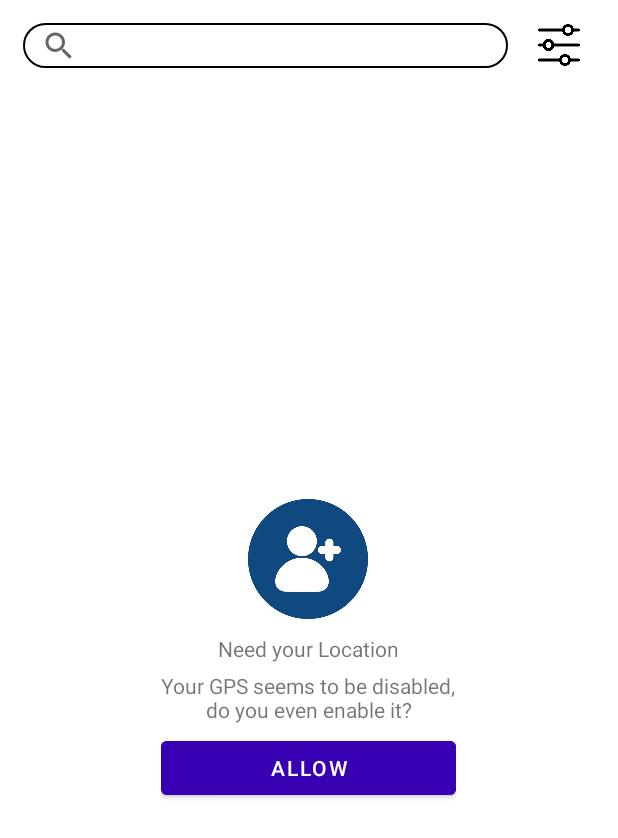
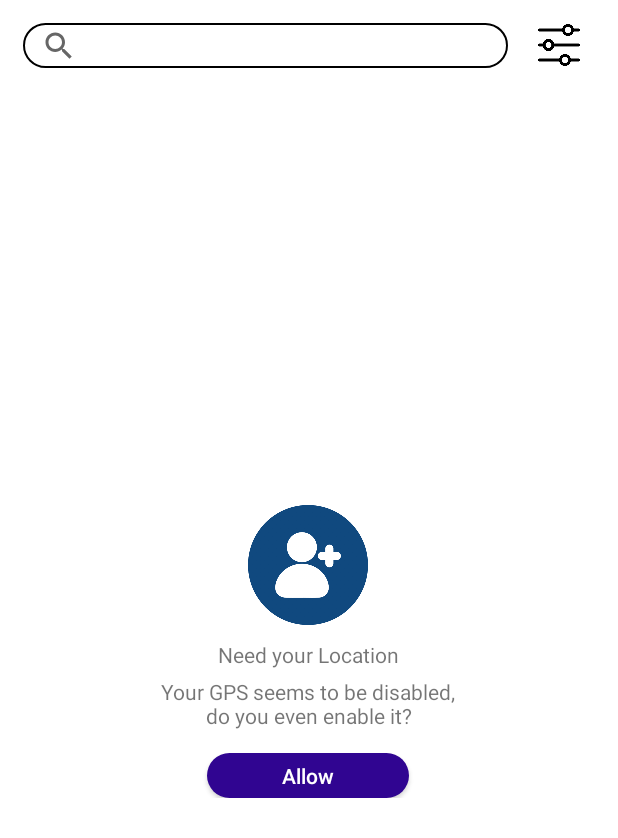
Before and after one commit to YashSingh25/Netclan-Explorer-App, an Android app: the layout request_location_permission_layout.xml on its own in the app's theme, with its tools: preview values and no code run, on a phone screen of 412 x 824 dp. Shown: the top 838 px of the screen. Run offline under Robolectric (Android 15) with nearby library versions, the phone set to English and light mode, and no system bars.

Commit message:
refine,loc_per_layout layout and their background updated button updated

```diff
--- a/app/src/main/res/drawable/refine_button_background.xml
+++ b/app/src/main/res/drawable/refine_button_background.xml
@@ -1,6 +1,6 @@
 <?xml version="1.0" encoding="utf-8"?>
 <shape xmlns:android="http://schemas.android.com/apk/res/android">
 
-    <solid android:color="@color/purple_700" />
-    <corners android:radius="10dp" />
+    <solid android:color="#300591" />
+    <corners android:radius="25dp" />
 </shape>
--- a/app/src/main/res/layout/activity_refine.xml
+++ b/app/src/main/res/layout/activity_refine.xml
@@ -192,12 +192,12 @@
     <androidx.appcompat.widget.AppCompatButton
         android:id="@+id/savAndExploreBtn"
         android:layout_width="wrap_content"
-        android:layout_height="wrap_content"
+        android:layout_height="30dp"
         android:text="Save &amp; Explore"
         android:textColor="@color/white"
         android:textAllCaps="false"
-        android:paddingStart="25dp"
-        android:paddingEnd="25dp"
+        android:paddingStart="50dp"
+        android:paddingEnd="50dp"
         android:layout_marginTop="15dp"
         android:layout_gravity="center"
         android:background="@drawable/refine_button_background" />
--- a/app/src/main/res/layout/request_location_permission_layout.xml
+++ b/app/src/main/res/layout/request_location_permission_layout.xml
@@ -77,14 +77,18 @@
                     android:gravity="center"
                     android:text="Your GPS seems to be disabled,\ndo you even enable it?" />
 
-                <Button
+                <androidx.appcompat.widget.AppCompatButton
                     android:id="@+id/reqPerBtn"
-                    android:layout_width="match_parent"
-                    android:layout_height="wrap_content"
+                    android:layout_width="wrap_content"
+                    android:layout_height="30dp"
+                    android:text="Allow"
+                    android:textColor="@color/white"
+                    android:textAllCaps="false"
+                    android:paddingStart="50dp"
+                    android:paddingEnd="50dp"
+                    android:layout_marginTop="15dp"
                     android:layout_gravity="center"
-                    android:layout_marginTop="5dp"
-                    android:backgroundTint="@color/purple_700"
-                    android:text="Allow" />
+                    android:background="@drawable/refine_button_background" />
 
             </LinearLayout>
 
```
